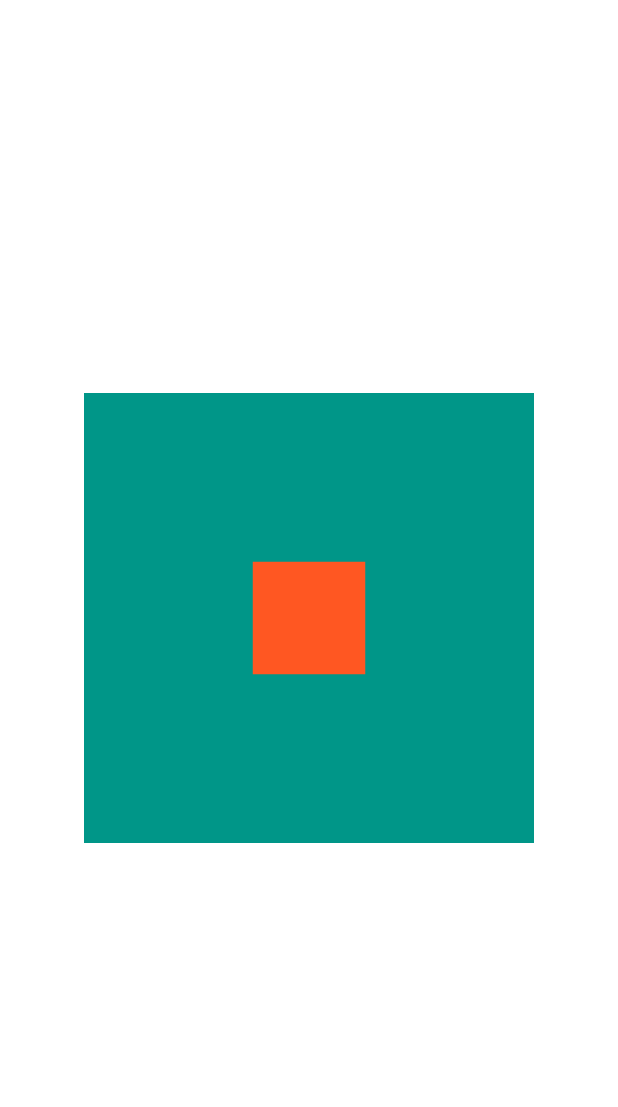
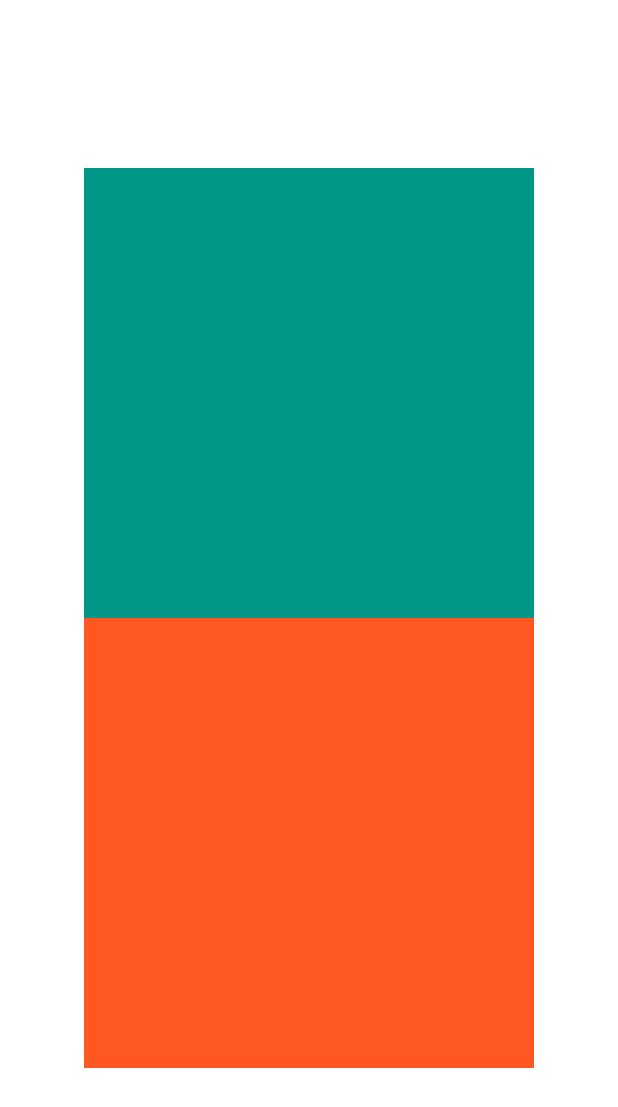
Before and after one commit to antoniolisboa/first_project, a Flutter app: the screen it shows after launch, on a phone screen of 412 x 824 dp. Shown: the top 1107 px of the screen. Run offline on Flutter 3.47's test engine with Material 2 defaults, Android fonts, the phone set to English and light mode, and no system bars.

Commit message:
Conhecendo o Widget Column e adicionando Conatiners na coluna

```diff
--- a/lib/main.dart
+++ b/lib/main.dart
@@ -15,8 +15,8 @@ class MyApp extends StatelessWidget {
       theme: ThemeData(
         primarySwatch: Colors.blue,
       ),
-      home: Stack(
-        alignment: AlignmentDirectional.center,
+      home: Column(
+        mainAxisAlignment: MainAxisAlignment.center,
         children: [
           Container(
             color: Colors.teal,
@@ -25,9 +25,9 @@ class MyApp extends StatelessWidget {
           ),
           Container(
             color: Colors.deepOrange,
-            height: 75,
-            width: 75,
-          ),
+            height: 300,
+            width: 300,
+          )
         ],
       ),
     );
```
